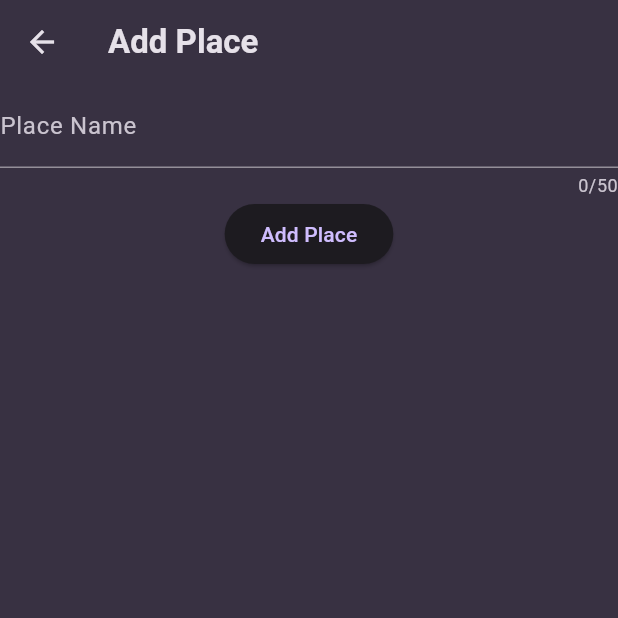
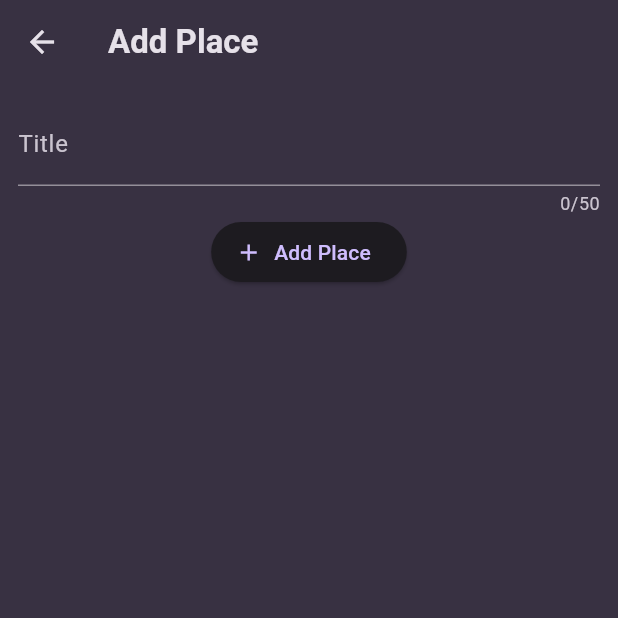
Before and after one commit to MarkMahrous/Favorite_Places, a Flutter app: the AddPlaceScreen screen opened directly, on a phone screen of 412 x 824 dp, the top half of it. Run offline on Flutter 3.47's test engine with Material 3 defaults, Android fonts, the phone set to English and light mode, and no system bars; our stand-ins replace flutter_riverpod, google_fonts.

Commit message:
some refactoring and fixing

```diff
--- a/lib/models/place.dart
+++ b/lib/models/place.dart
@@ -3,8 +3,8 @@ import 'package:uuid/uuid.dart';
 const uuid = Uuid();
 
 class Place {
-  Place({required this.name}) : id = uuid.v4();
+  Place({required this.title}) : id = uuid.v4();
 
   final String id;
-  final String name;
+  final String title;
 }
--- a/lib/screens/add_place_screen.dart
+++ b/lib/screens/add_place_screen.dart
@@ -25,29 +25,31 @@ class _AddPlaceScreenState extends ConsumerState<AddPlaceScreen> {
       appBar: AppBar(
         title: const Text('Add Place'),
       ),
-      body: Center(
+      body: SingleChildScrollView(
+        padding: const EdgeInsets.all(12),
         child: Column(
           children: [
             TextField(
               maxLength: 50,
               controller: _placeNameController,
               decoration: const InputDecoration(
-                labelText: 'Place Name',
+                labelText: 'Title',
               ),
               style: Theme.of(context).textTheme.bodyLarge!.copyWith(
                     color: Theme.of(context).colorScheme.onSurface,
                   ),
             ),
-            ElevatedButton(
+            ElevatedButton.icon(
               onPressed: () {
                 setState(() {
                   ref.read(favoritePlacesProvider.notifier).addPlace(
-                        Place(name: _placeNameController.text),
+                        Place(title: _placeNameController.text),
                       );
                 });
                 Navigator.of(context).pop();
               },
-              child: const Text('Add Place'),
+              icon: const Icon(Icons.add),
+              label: const Text('Add Place'),
             ),
           ],
         ),
--- a/lib/screens/place_details_screen.dart
+++ b/lib/screens/place_details_screen.dart
@@ -10,10 +10,16 @@ class PlaceDetailsScreen extends StatelessWidget {
   Widget build(BuildContext context) {
     return Scaffold(
       appBar: AppBar(
-        title: Text(place.name),
+        title: Text(place.title),
       ),
       body: Center(
-        child: Text(place.name),
+        child: Text(
+          place.title,
+          style: Theme.of(context)
+              .textTheme
+              .bodyLarge!
+              .copyWith(color: Theme.of(context).colorScheme.onSurface),
+        ),
       ),
     );
   }
--- a/lib/screens/places_screen.dart
+++ b/lib/screens/places_screen.dart
@@ -38,7 +38,7 @@ class _PlacesScreenState extends ConsumerState<PlacesScreen> {
             ),
             child: ListTile(
               title: Text(
-                favoritePlaces[index].name,
+                favoritePlaces[index].title,
                 style: Theme.of(context).textTheme.titleMedium!.copyWith(
                       color: Theme.of(context).colorScheme.onSurface,
                     ),
```
